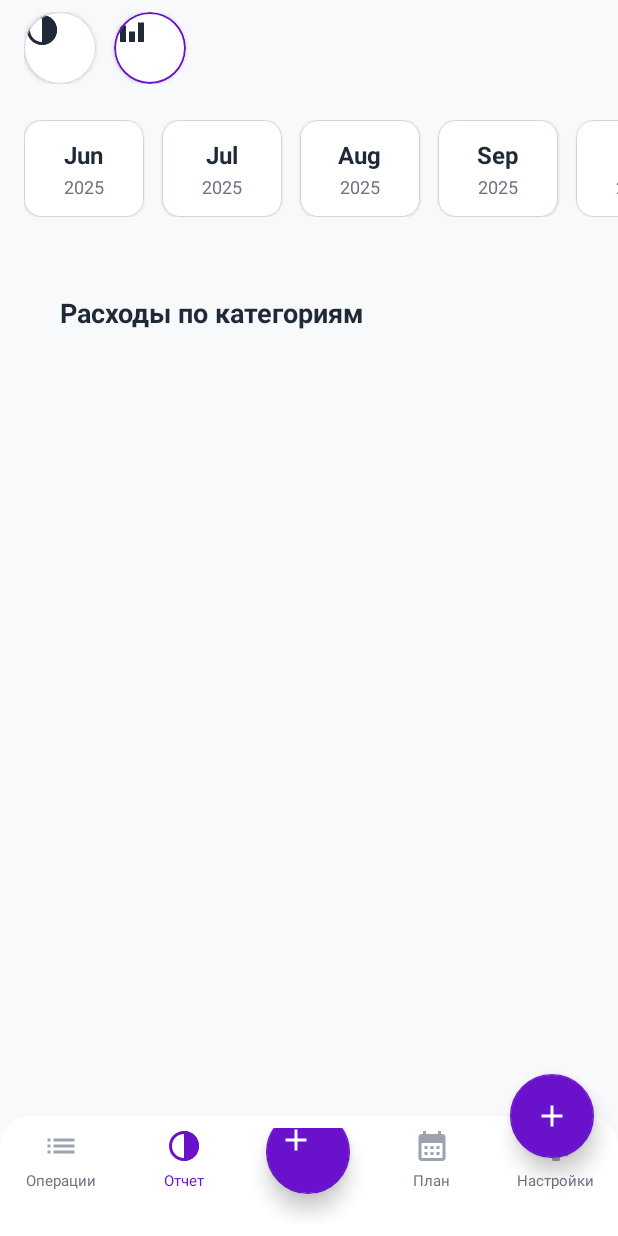
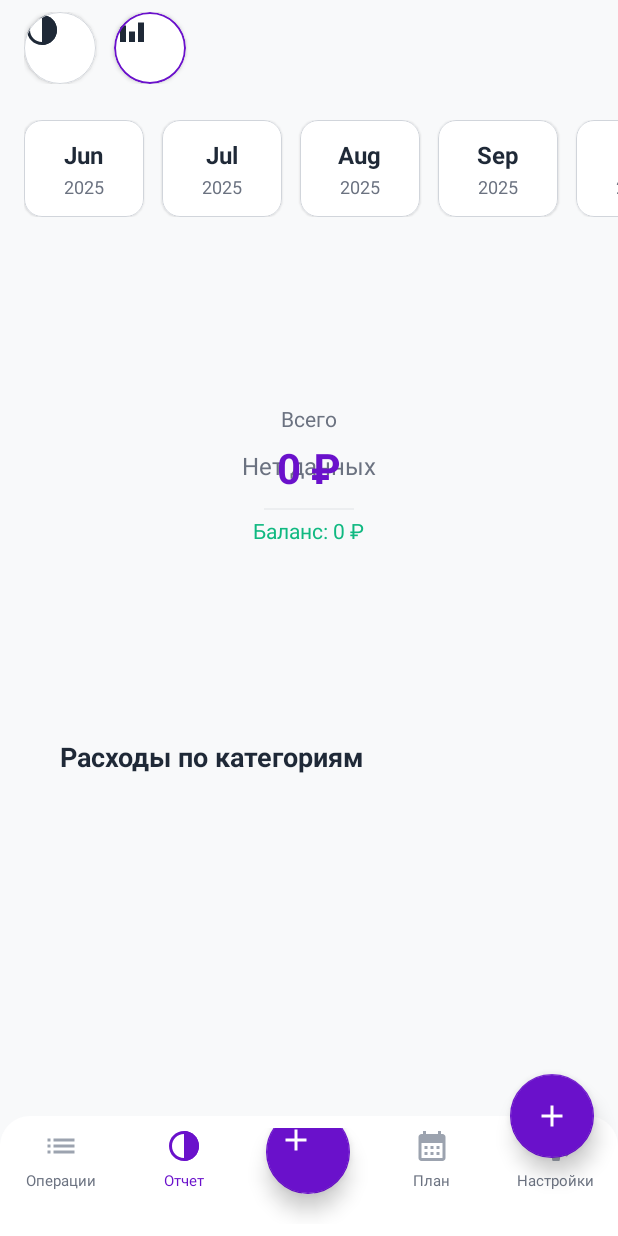
Before and after one commit to coffee1310/ExpensesAndIncomeManager, an Android app built with Jetpack Compose: the screen it shows after launch (MainActivity), after a tap on an icon or button, on a phone screen of 412 x 824 dp. Run offline under Robolectric (Android 15) with nearby library versions, the phone set to English and light mode, and no system bars; our stand-ins replace Room's generated code.

Commit message:
Добавлена гиппотамограмма. Теперь это выглядит менее вырвеглазно, но все еще ужасно

```diff
--- /dev/null
+++ b/app/src/main/java/com/example/expensesandincomemanager/ui/components/BarChartView.kt
@@ -0,0 +1,185 @@
+package com.example.expensesandincomemanager.ui.components
+
+import android.content.Context
+import android.graphics.Canvas
+import android.graphics.Color
+import android.graphics.Paint
+import android.graphics.RectF
+import android.util.AttributeSet
+import android.view.View
+import androidx.core.content.ContextCompat
+import com.example.expensesandincomemanager.R
+import data.models.ExpenseCategory
+
+class BarChartView @JvmOverloads constructor(
+    context: Context,
+    attrs: AttributeSet? = null,
+    defStyleAttr: Int = 0
+) : View(context, attrs, defStyleAttr) {
+
+    private var categories: List<ExpenseCategory> = emptyList()
+    private var maxAmount: Double = 0.0
+
+    // Paint объекты
+    private val barPaint = Paint(Paint.ANTI_ALIAS_FLAG).apply {
+        style = Paint.Style.FILL
+    }
+    private val textPaint = Paint(Paint.ANTI_ALIAS_FLAG).apply {
+        color = ContextCompat.getColor(context, R.color.on_surface)
+        textSize = 12f * resources.displayMetrics.density
+        textAlign = Paint.Align.LEFT
+    }
+    private val axisPaint = Paint(Paint.ANTI_ALIAS_FLAG).apply {
+        color = ContextCompat.getColor(context, R.color.outline)
+        strokeWidth = 2f
+        style = Paint.Style.STROKE
+    }
+    private val gridPaint = Paint(Paint.ANTI_ALIAS_FLAG).apply {
+        color = ContextCompat.getColor(context, R.color.outline).withAlpha(0x33)
+        strokeWidth = 1f
+        style = Paint.Style.STROKE
+    }
+
+    private val paddingStart = 60f
+    private val paddingEnd = 20f
+    private val paddingTop = 40f
+    private val paddingBottom = 60f
+    private val barSpacing = 8f
+
+    fun setData(categories: List<ExpenseCategory>) {
+        this.categories = categories
+        this.maxAmount = categories.maxOfOrNull { it.amount } ?: 0.0
+        invalidate()
+    }
+
+    override fun onDraw(canvas: Canvas) {
+        super.onDraw(canvas)
+
+        if (categories.isEmpty()) {
+            drawNoData(canvas)
+            return
+        }
+
+        val width = width.toFloat()
+        val height = height.toFloat()
+        val chartWidth = width - paddingStart - paddingEnd
+        val chartHeight = height - paddingTop - paddingBottom
+
+        drawGrid(canvas, width, height, chartHeight)
+        drawAxes(canvas, width, height)
+        drawBars(canvas, chartWidth, chartHeight)
+        drawLabels(canvas, chartWidth, chartHeight)
+    }
+
+    private fun drawNoData(canvas: Canvas) {
+        val text = "Нет данных"
+        val paint = Paint(Paint.ANTI_ALIAS_FLAG).apply {
+            color = ContextCompat.getColor(context, R.color.on_surface_variant)
+            textSize = 16f * resources.displayMetrics.density
+            textAlign = Paint.Align.CENTER
+        }
+
+        val x = width / 2f
+        val y = height / 2f
+        canvas.drawText(text, x, y, paint)
+    }
+
+    private fun drawGrid(canvas: Canvas, width: Float, height: Float, chartHeight: Float) {
+        // Горизонтальные линии сетки
+        for (i in 0..4) {
+            val y = paddingTop + (chartHeight / 4) * i
+            canvas.drawLine(paddingStart, y, width - paddingEnd, y, gridPaint)
+        }
+    }
+
+    private fun drawAxes(canvas: Canvas, width: Float, height: Float) {
+        // Ось X
+        canvas.drawLine(
+            paddingStart,
+            height - paddingBottom,
+            width - paddingEnd,
+            height - paddingBottom,
+            axisPaint
+        )
+
+        // Ось Y
+        canvas.drawLine(
+            paddingStart,
+            paddingTop,
+            paddingStart,
+            height - paddingBottom,
+            axisPaint
+        )
+    }
+
+    private fun drawBars(canvas: Canvas, chartWidth: Float, chartHeight: Float) {
+        if (maxAmount == 0.0) return
+
+        val barWidth = (chartWidth / categories.size) - barSpacing
+
+        categories.forEachIndexed { index, category ->
+            val barHeight = (category.amount / maxAmount * chartHeight).toFloat()
+            val left = paddingStart + index * (barWidth + barSpacing)
+            val top = paddingTop + chartHeight - barHeight
+            val right = left + barWidth
+            val bottom = paddingTop + chartHeight
+
+            barPaint.color = category.color
+            canvas.drawRect(RectF(left, top, right, bottom), barPaint)
+
+            // Процентное значение на вершине столбца
+            if (category.percentage > 0) {
+                val percentText = "${category.percentage.toInt()}%"
+                val textX = left + barWidth / 2
+                val textY = top - 5
+
+                val percentPaint = Paint(Paint.ANTI_ALIAS_FLAG).apply {
+                    color = ContextCompat.getColor(context, R.color.on_surface)
+                    textSize = 10f * resources.displayMetrics.density
+                    textAlign = Paint.Align.CENTER
+                }
+                canvas.drawText(percentText, textX, textY, percentPaint)
+            }
+        }
+    }
+
+    private fun drawLabels(canvas: Canvas, chartWidth: Float, chartHeight: Float) {
+        if (maxAmount == 0.0) return
+
+        val barWidth = (chartWidth / categories.size) - barSpacing
+
+        // Подписи категорий под столбцами
+        categories.forEachIndexed { index, category ->
+            val left = paddingStart + index * (barWidth + barSpacing)
+            val textX = left + barWidth / 2
+            val textY = paddingTop + chartHeight + 15
+
+            // Обрезаем длинные названия
+            val displayName = if (category.name.length > 8) {
+                category.name.substring(0, 8) + ".."
+            } else {
+                category.name
+            }
+
+            canvas.drawText(displayName, textX, textY, textPaint.apply { textAlign = Paint.Align.CENTER })
+        }
+
+        // Подписи значений на оси Y
+        for (i in 0..4) {
+            val value = maxAmount / 4 * (4 - i)
+            val text = if (value >= 1000) "${(value / 1000).toInt()}к" else value.toInt().toString()
+            val y = paddingTop + (chartHeight / 4) * i
+
+            canvas.drawText(text, 5f, y - 5, textPaint.apply { textAlign = Paint.Align.LEFT })
+        }
+    }
+
+    private fun Int.withAlpha(alpha: Int): Int {
+        return Color.argb(
+            alpha,
+            Color.red(this),
+            Color.green(this),
+            Color.blue(this)
+        )
+    }
+}
--- a/app/src/main/java/com/example/expensesandincomemanager/ui/screens/home/HomeFragment.kt
+++ b/app/src/main/java/com/example/expensesandincomemanager/ui/screens/home/HomeFragment.kt
@@ -9,6 +9,7 @@ import androidx.fragment.app.Fragment
 import androidx.lifecycle.ViewModelProvider
 import androidx.lifecycle.lifecycleScope
 import com.example.expensesandincomemanager.R
+import com.example.expensesandincomemanager.ui.components.BarChartView
 import com.example.expensesandincomemanager.ui.components.DoughnutChartView
 import com.google.android.material.card.MaterialCardView
 import data.models.ExpenseCategory
@@ -20,6 +21,13 @@ class HomeFragment : Fragment() {
 
     private var rootView: View? = null
     private lateinit var viewModel: HomeViewModel
+
+    // Views для диаграмм
+    private lateinit var doughnutChart: DoughnutChartView
+    private lateinit var barChart: BarChartView
+    private lateinit var pieChartContainer: View
+    private lateinit var tvTotalAmount: TextView
+    private lateinit var tvBalance: TextView
 
     override fun onCreateView(
         inflater: LayoutInflater,
@@ -38,31 +46,42 @@ class HomeFragment : Fragment() {
             HomeViewModelFactory(requireContext())
         ).get(HomeViewModel::class.java)
 
+        initChartViews()
         setupChartTypeSelector()
         setupObservers()
     }
 
+    private fun initChartViews() {
+        pieChartContainer = requireView().findViewById(R.id.pie_chart_container)
+        doughnutChart = pieChartContainer.findViewById(R.id.doughnut_chart)
+        barChart = pieChartContainer.findViewById(R.id.bar_chart)
+        tvTotalAmount = pieChartContainer.findViewById(R.id.tv_total_amount)
+        tvBalance = pieChartContainer.findViewById(R.id.tv_balance)
+    }
+
     private fun setupChartTypeSelector() {
-        rootView?.findViewById<MaterialCardView>(R.id.btn_pie_chart)?.setOnClickListener {
+        val btnPieChart = rootView?.findViewById<MaterialCardView>(R.id.btn_pie_chart)
+        val btnBarChart = rootView?.findViewById<MaterialCardView>(R.id.btn_bar_chart)
+
+        btnPieChart?.setOnClickListener {
             selectChartType("pie")
         }
 
-        rootView?.findViewById<MaterialCardView>(R.id.btn_bar_chart)?.setOnClickListener {
+        btnBarChart?.setOnClickListener {
             selectChartType("bar")
         }
 
+        // По умолчанию показываем круговую диаграмму
         selectChartType("pie")
     }
 
     override fun onStart() {
         super.onStart()
-        // Или здесь
         viewModel.refreshData()
     }
 
     override fun onResume() {
         super.onResume()
-        // Обновляем данные при каждом возвращении на фрагмент
         viewModel.refreshData()
     }
 
@@ -72,20 +91,27 @@ class HomeFragment : Fragment() {
 
         val btnPieChart = rootView?.findViewById<MaterialCardView>(R.id.btn_pie_chart)
         val btnBarChart = rootView?.findViewById<MaterialCardView>(R.id.btn_bar_chart)
-        val pieChartContainer = rootView?.findViewById<View>(R.id.pie_chart_container)
 
         if (type == "pie") {
+            // Выделяем кнопку пирога
             btnPieChart?.strokeWidth = 2
             btnPieChart?.strokeColor = primaryColor
             btnBarChart?.strokeWidth = 1
             btnBarChart?.strokeColor = outlineColor
-            pieChartContainer?.visibility = View.VISIBLE
+
+            // Показываем круговую диаграмму, скрываем столбчатую
+            doughnutChart.visibility = View.VISIBLE
+            barChart.visibility = View.GONE
         } else {
+            // Выделяем кнопку гистограммы
             btnBarChart?.strokeWidth = 2
             btnBarChart?.strokeColor = primaryColor
             btnPieChart?.strokeWidth = 1
             btnPieChart?.strokeColor = outlineColor
-            pieChartContainer?.visibility = View.GONE
+
+            // Показываем столбчатую диаграмму, скрываем круговую
+            barChart.visibility = View.VISIBLE
+            doughnutChart.visibility = View.GONE
         }
     }
 
@@ -100,7 +126,7 @@ class HomeFragment : Fragment() {
         // Наблюдаем за данными категорий
         lifecycleScope.launch {
             viewModel.expenseCategories.collect { categories ->
-                updatePieChart(categories)
+                updateCharts(categories)
                 updateCategoryLegend(categories)
             }
         }
@@ -193,10 +219,7 @@ class HomeFragment : Fragment() {
         }
     }
 
-
-    private fun updatePieChart(categories: List<HomeViewModel.ExpenseCategoryUI>) {
-        val doughnutChart = rootView?.findViewById<DoughnutChartView>(R.id.doughnut_chart)
-
+    private fun updateCharts(categories: List<HomeViewModel.ExpenseCategoryUI>) {
         val expenseCategories = categories.map {
             ExpenseCategory(
                 id = it.id,
@@ -207,22 +230,21 @@ class HomeFragment : Fragment() {
             )
         }
 
-        doughnutChart?.setData(expenseCategories)
+        // Обновляем обе диаграммы
+        doughnutChart.setData(expenseCategories)
+        barChart.setData(expenseCategories)
     }
 
     private fun updateTotalAmounts(totalIncome: Double, totalExpense: Double, balance: Double) {
-        val tvTotalAmount = rootView?.findViewById<TextView>(R.id.tv_total_amount)
-        val tvBalance = rootView?.findViewById<TextView>(R.id.tv_balance)
-
-        tvTotalAmount?.text = formatCurrency(totalExpense)
+        tvTotalAmount.text = formatCurrency(totalExpense)
 
         val balanceText = "Баланс: ${formatCurrency(balance)}"
-        tvBalance?.text = balanceText
+        tvBalance.text = balanceText
 
         if (balance >= 0) {
-            tvBalance?.setTextColor(requireContext().getColor(R.color.success))
+            tvBalance.setTextColor(requireContext().getColor(R.color.success))
         } else {
-            tvBalance?.setTextColor(requireContext().getColor(R.color.error))
+            tvBalance.setTextColor(requireContext().getColor(R.color.error))
         }
     }
 
--- a/app/src/main/res/layout/pie_chart_view.xml
+++ b/app/src/main/res/layout/pie_chart_view.xml
@@ -5,10 +5,19 @@
     android:layout_height="280dp"
     android:paddingHorizontal="16dp">
 
+    <!-- Круговая диаграмма (по умолчанию видима) -->
     <com.example.expensesandincomemanager.ui.components.DoughnutChartView
         android:id="@+id/doughnut_chart"
         android:layout_width="match_parent"
-        android:layout_height="match_parent" />
+        android:layout_height="match_parent"
+        android:visibility="visible" />
+
+    <!-- Столбчатая диаграмма (по умолчанию скрыта) -->
+    <com.example.expensesandincomemanager.ui.components.BarChartView
+        android:id="@+id/bar_chart"
+        android:layout_width="match_parent"
+        android:layout_height="match_parent"
+        android:visibility="gone" />
 
     <LinearLayout
         android:layout_width="match_parent"
```
